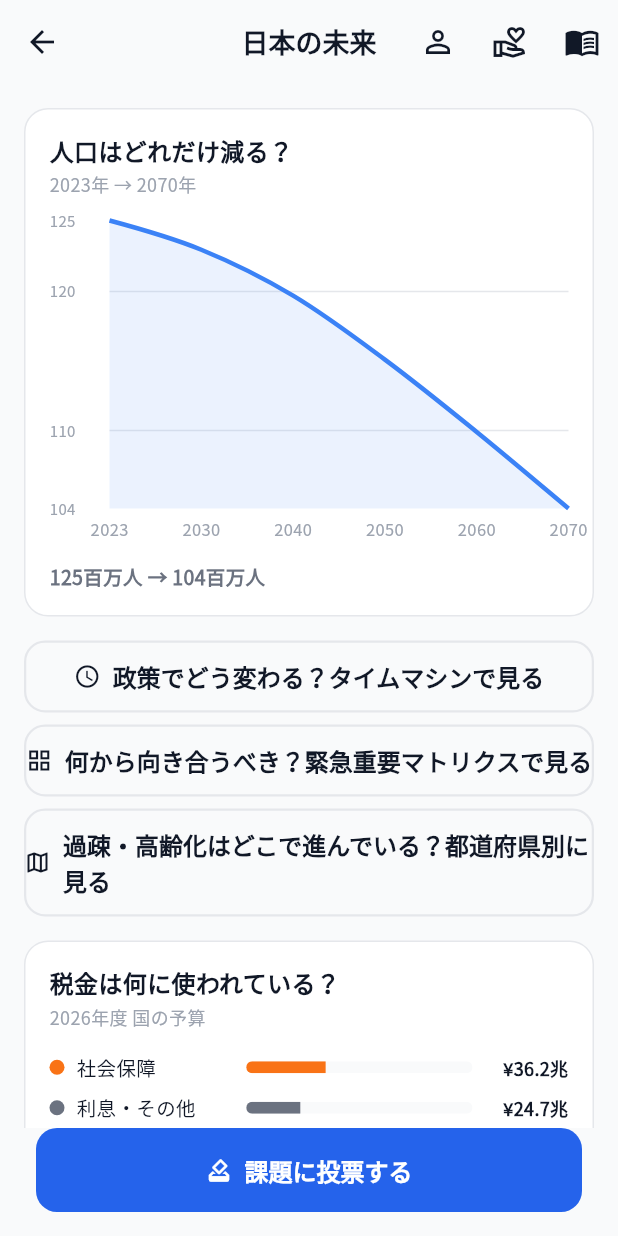
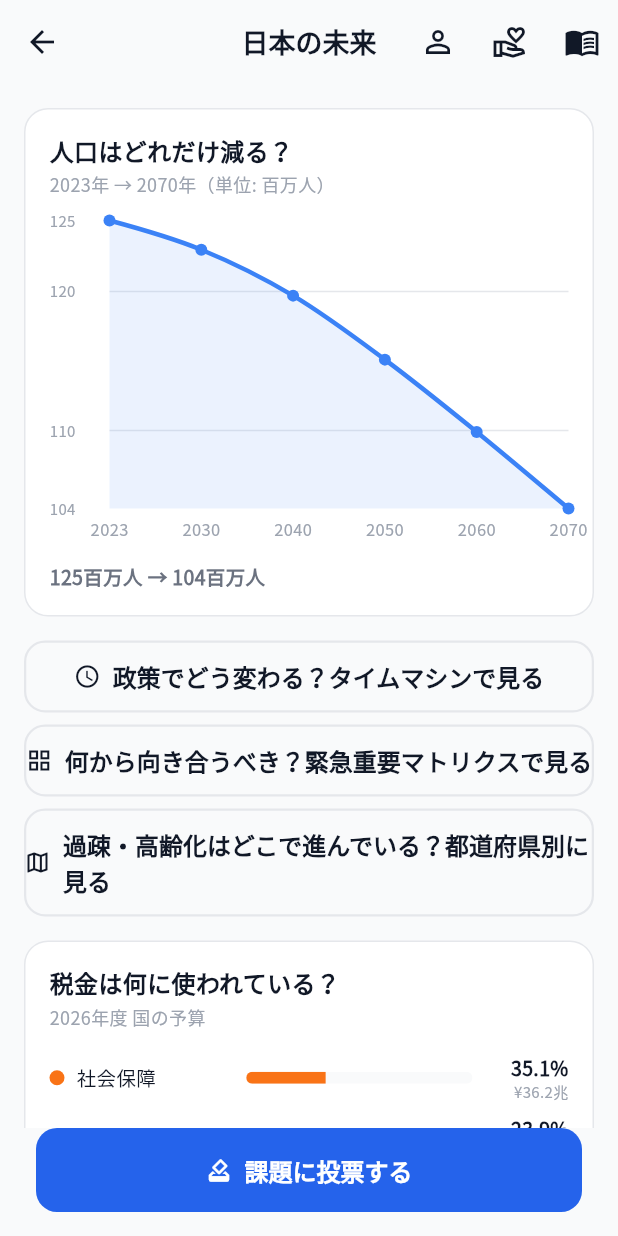
Before and after one commit to zka32101/seisaku_tohyo_map, a Flutter app: the MacroDashboardScreen screen opened directly, on a phone screen of 412 x 824 dp. Run offline on Flutter 3.47's test engine with Material 3 defaults, Android fonts, the phone set to English and light mode, and no system bars; drawn by our look-alikes of fl_chart; our stand-ins replace cloud_firestore, connectivity_plus, firebase_analytics, firebase_auth, firebase_core, firebase_messaging and 6 more; accounts and stored records are empty.

Commit message:
feat: グラフ・数値の視認性を改善（ツールチップ・凡例・単位表示）
## ダッシュボード（macro_dashboard_screen.dart）
- 3つの折れ線グラフ（人口・エネルギー自給率・医療費）にタップ時ツールチップを追加。
  年＋単位付きの正確な数値をタップで確認できるようにした（共通ヘルパーを新設）。
- 人口グラフはY軸に単位（百万人）が一切表示されておらず、他の2グラフ（%・兆）と
  比べて不整合だったため、サブタイトルに単位を明記。ドット表示もオフになっていた
  ため他グラフと揃えてオンに変更（タップ操作の発見しやすさにもつながる）。
- 予算内訳（_BudgetRow）はプログレスバーの長さでしか割合を表現しておらず、
  実際の%の数値がどこにも表示されていなかった。金額（¥X兆）に加えて
  パーセンテージを明示するテキストを追加。

## ランキング画面（ranking_screen.dart）
- 「注目度マップ」「予算マップ」の散布図は、タップしても課題名しか表示されず、
  円の大きさ・位置が正確にどんな数値を表しているか読み取れなかった。
  ツールチップに賛同率/投票数、予算規模/投票数の実数値を追加。

## タイムマシン（time_machine_screen.dart）
- 4本の折れ線（現状維持・政策A・政策B・専門家案）が重なって表示されるグラフに
  凡例が一切なく、色の意味は下部の数値カードまでスクロールしないと分からなかった。
  グラフ直上に常時表示の凡例を追加。
- グラフ自体のタップツールチップも、どの政策・どの年の値かが分かるよう
  ラベル付きに変更（デフォルトでは生の数値のみが表示されていた）。

## 検証
Flutter 3.44.0 / Dart 3.12.0（flutter_ci.ymlと同一）で確認:
- dart format --set-exit-if-changed . → クリーン
- flutter analyze → 0 issues
- flutter test → 36/36件成功

Co-Authored-By: Claude Sonnet 5 <noreply@anthropic.com>
Claude-Session: https://claude.ai/code/session_0132QvsVndrjmTbkAcTaJNp6

```diff
--- a/lib/presentation/screens/macro_dashboard_screen.dart
+++ b/lib/presentation/screens/macro_dashboard_screen.dart
@@ -96,7 +96,7 @@ class MacroDashboardScreen extends ConsumerWidget {
               const VoteReminderBanner(),
               _DashboardSection(
                 title: '人口はどれだけ減る？',
-                subtitle: '2023年 → 2070年',
+                subtitle: '2023年 → 2070年（単位: 百万人）',
                 footnote:
                     '${dashboard.populationTrend.first.population.toStringAsFixed(0)}百万人 → '
                     '${dashboard.populationTrend.last.population.toStringAsFixed(0)}百万人',
@@ -114,6 +114,12 @@ class MacroDashboardScreen extends ConsumerWidget {
                         ),
                       ),
                       borderData: FlBorderData(show: false),
+                      lineTouchData: buildLineTooltipTouchData(
+                        color: AppColors.populationBlue,
+                        labelForIndex: (i) =>
+                            '${dashboard.populationTrend[i].year}年',
+                        valueFormatter: (y) => '${y.toStringAsFixed(0)}百万人',
+                      ),
                       titlesData: FlTitlesData(
                         topTitles: const AxisTitles(),
                         rightTitles: const AxisTitles(),
@@ -172,7 +178,7 @@ class MacroDashboardScreen extends ConsumerWidget {
                           isCurved: true,
                           color: AppColors.populationBlue,
                           barWidth: 3,
-                          dotData: const FlDotData(show: false),
+                          dotData: const FlDotData(show: true),
                           belowBarData: BarAreaData(
                             show: true,
                             color: AppColors.populationBlue.withValues(
@@ -289,6 +295,12 @@ class MacroDashboardScreen extends ConsumerWidget {
                         ),
                       ),
                       borderData: FlBorderData(show: false),
+                      lineTouchData: buildLineTooltipTouchData(
+                        color: AppColors.pensionOrange,
+                        labelForIndex: (i) =>
+                            '${dashboard.energySelfSufficiency[i].year}年',
+                        valueFormatter: (y) => '${y.toStringAsFixed(1)}%',
+                      ),
                       titlesData: FlTitlesData(
                         topTitles: const AxisTitles(),
                         rightTitles: const AxisTitles(),
@@ -383,6 +395,12 @@ class MacroDashboardScreen extends ConsumerWidget {
                         ),
                       ),
                       borderData: FlBorderData(show: false),
+                      lineTouchData: buildLineTooltipTouchData(
+                        color: AppColors.careGreen,
+                        labelForIndex: (i) =>
+                            '${dashboard.healthcareCostTrend[i].year}年',
+                        valueFormatter: (y) => '${y.toStringAsFixed(1)}兆円',
+                      ),
                       titlesData: FlTitlesData(
                         topTitles: const AxisTitles(),
                         rightTitles: const AxisTitles(),
@@ -704,10 +722,24 @@ class _BudgetRow extends StatelessWidget {
           const SizedBox(width: AppSpacing.sm),
           SizedBox(
             width: 56,
-            child: Text(
-              '¥${amount.toStringAsFixed(1)}兆',
-              textAlign: TextAlign.right,
-              style: const TextStyle(fontSize: 12, fontWeight: FontWeight.w700),
+            child: Column(
+              crossAxisAlignment: CrossAxisAlignment.end,
+              children: [
+                Text(
+                  '${percentage.toStringAsFixed(1)}%',
+                  style: const TextStyle(
+                    fontSize: 13,
+                    fontWeight: FontWeight.w800,
+                  ),
+                ),
+                Text(
+                  '¥${amount.toStringAsFixed(1)}兆',
+                  style: const TextStyle(
+                    fontSize: 10,
+                    color: AppColors.textMuted,
+                  ),
+                ),
+              ],
             ),
           ),
         ],
--- a/lib/presentation/widgets/chart_axis.dart
+++ b/lib/presentation/widgets/chart_axis.dart
@@ -1,4 +1,35 @@
 import 'dart:math';
+
+import 'package:fl_chart/fl_chart.dart';
+import 'package:flutter/material.dart';
+
+/// 折れ線グラフをタップした際に「年 + 単位付きの数値」を明示するツールチップ。
+/// グリッド線と軸目盛りだけでは読み取りにくい正確な値を、タップ操作で
+/// 確実に確認できるようにする（グラフ全画面共通のスタイル）。
+LineTouchData buildLineTooltipTouchData({
+  required Color color,
+  required String Function(int index) labelForIndex,
+  required String Function(double y) valueFormatter,
+}) {
+  return LineTouchData(
+    touchTooltipData: LineTouchTooltipData(
+      getTooltipColor: (touchedSpot) => color,
+      getTooltipItems: (touchedSpots) {
+        return touchedSpots.map((spot) {
+          final index = spot.x.round();
+          return LineTooltipItem(
+            '${labelForIndex(index)}\n${valueFormatter(spot.y)}',
+            const TextStyle(
+              color: Colors.white,
+              fontWeight: FontWeight.w700,
+              fontSize: 12,
+            ),
+          );
+        }).toList();
+      },
+    ),
+  );
+}
 
 /// 折れ線グラフのY軸に使う「きりのいい」目盛り間隔を計算する
 double niceAxisInterval(double min, double max, {int steps = 4}) {
```
Also changed, not shown: lib/presentation/screens/ranking_screen.dart (+11 -2 lines), lib/presentation/screens/time_machine_screen.dart (+75 -6 lines).
